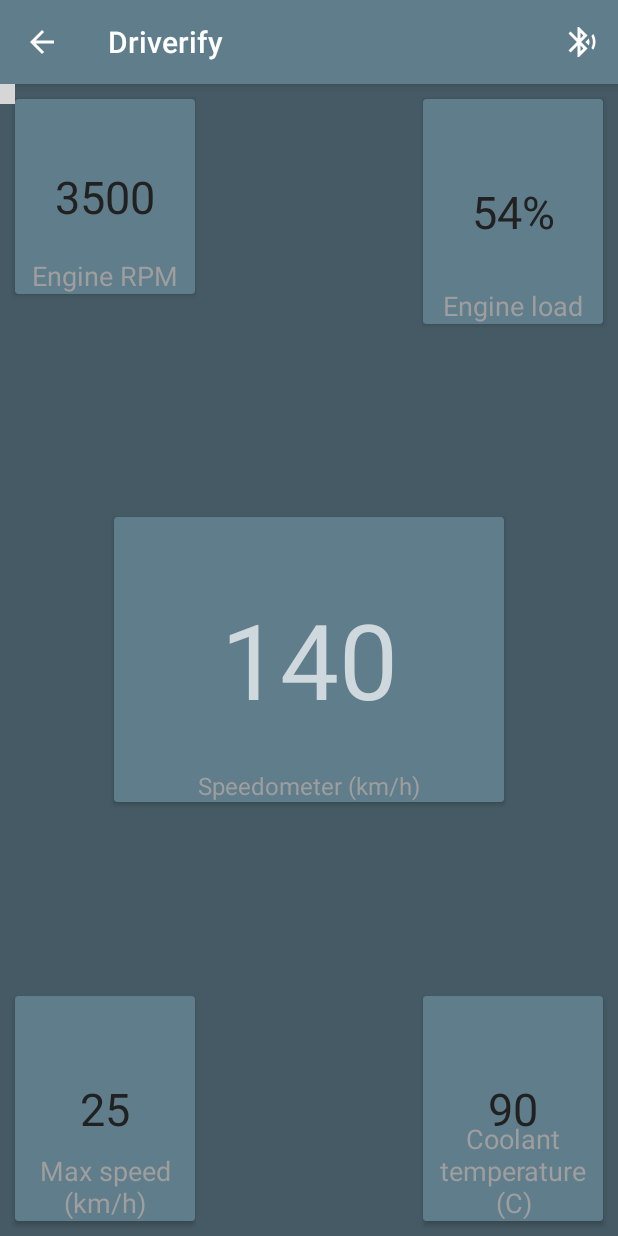
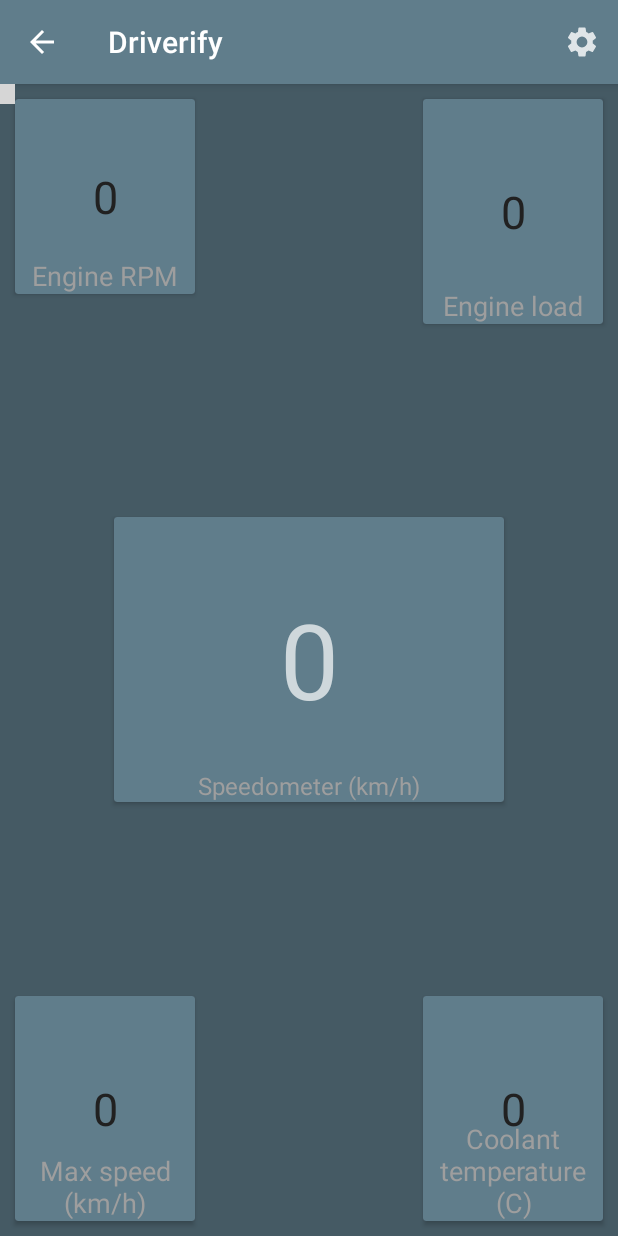
Before and after one commit to teodor-hristov/Driverify, an Android app: the Drive screen opened directly, with no data from a screen before it, on a phone screen of 412 x 824 dp. Run offline under Robolectric (Android 15) with nearby library versions, the phone set to English and light mode, and no system bars; libraries missing offline, so code that uses them is left out: com.sohrab.obd; 17 statements that could not run were skipped; grey boxes are pictures that could not be loaded.

Commit message:
Add settings, trouble codes activity

```diff
--- a/app/src/main/AndroidManifest.xml
+++ b/app/src/main/AndroidManifest.xml
@@ -45,13 +45,14 @@
                 <category android:name="android.intent.category.LAUNCHER" />
             </intent-filter>
         </activity>
+        <activity android:name=".settings.Settings"
+            android:parentActivityName=".Drive"/>
         <activity
             android:name=".FullscreenActivity"
             android:configChanges="orientation|keyboardHidden|screenSize"
             android:label="@string/title_activity_fullscreen"
             android:theme="@style/FullscreenTheme" />
 
-        <service android:name=".BluetoothConnection"/>
     </application>
 
 </manifest>
--- a/app/src/main/java/com/demotxt/droidsrce/homedashboard/Drive.java
+++ b/app/src/main/java/com/demotxt/droidsrce/homedashboard/Drive.java
@@ -37,6 +37,7 @@ import android.widget.Toast;
 import androidx.appcompat.app.AppCompatActivity;
 import androidx.core.app.ActivityCompat;
 
+import com.demotxt.droidsrce.homedashboard.settings.Settings;
 import com.demotxt.droidsrce.homedashboard.ui.camera.CameraSourcePreview;
 import com.demotxt.droidsrce.homedashboard.ui.camera.GraphicOverlay;
 import com.google.android.gms.common.ConnectionResult;
@@ -50,17 +51,18 @@ import com.google.android.material.snackbar.Snackbar;
 import com.sohrab.obd.reader.obdCommand.ObdCommand;
 import com.sohrab.obd.reader.obdCommand.ObdConfiguration;
 import com.sohrab.obd.reader.obdCommand.SpeedCommand;
-import com.sohrab.obd.reader.obdCommand.control.TroubleCodesCommand;
+import com.sohrab.obd.reader.obdCommand.engine.LoadCommand;
 import com.sohrab.obd.reader.obdCommand.engine.RPMCommand;
+import com.sohrab.obd.reader.obdCommand.engine.RuntimeCommand;
+import com.sohrab.obd.reader.obdCommand.fuel.FuelLevelCommand;
 import com.sohrab.obd.reader.service.ObdReaderService;
 import com.sohrab.obd.reader.trip.TripRecord;
 
 import java.io.IOException;
 import java.util.ArrayList;
 
+import static com.sohrab.obd.reader.constants.DefineObdReader.ACTION_OBD_CONNECTED;
 import static com.sohrab.obd.reader.constants.DefineObdReader.ACTION_READ_OBD_REAL_TIME_DATA;
-import static com.sohrab.obd.reader.constants.DefineObdReader.ACTION_OBD_CONNECTED;
-import static com.sohrab.obd.reader.constants.DefineObdReader.INTENT_EXTRA_DATA;
 
 public final class Drive extends AppCompatActivity {
     private static final String TAG = "Drive";
@@ -82,10 +84,6 @@ public final class Drive extends AppCompatActivity {
     private TextView mMaxSpeed;
     private TextView mCoolantText;
 
-
-    private BluetoothDialog deviceDialogue;
-    private BluetoothAdapter btAdapter;
-
     private int rc;
     private boolean status = false;
 
@@ -103,9 +101,6 @@ public final class Drive extends AppCompatActivity {
         mPreview = findViewById(R.id.preview);
         mGraphicOverlay = findViewById(R.id.faceOverlay);
 
-        btAdapter = BluetoothAdapter.getDefaultAdapter();
-        deviceDialogue = new BluetoothDialog();
-
         mRpmText = findViewById(R.id.rpmValue);
         mSpeedText = findViewById(R.id.speedometerValue);
         mEngineLoad = findViewById(R.id.engineLoadValue);
@@ -118,7 +113,12 @@ public final class Drive extends AppCompatActivity {
         ArrayList<ObdCommand> obdCommands = new ArrayList<>();
         obdCommands.add(new SpeedCommand());
         obdCommands.add(new RPMCommand());
-        obdCommands.add(new TroubleCodesCommand());
+        obdCommands.add(new LoadCommand());
+        obdCommands.add(new FuelLevelCommand());
+        obdCommands.add(new RuntimeCommand());
+        //obdCommands.add(new TroubleCodesCommand());
+
+        //Set configuration
         ObdConfiguration.setmObdCommands(this, obdCommands);
 
         //Register receiver with some action related to OBD connection status and read PID values
@@ -159,7 +159,7 @@ public final class Drive extends AppCompatActivity {
                 String connectionStatusMsg = intent.getStringExtra(ObdReaderService.INTENT_EXTRA_DATA);
                 //mObdInfoTextView.setText(connectionStatusMsg);
                 makeToast(connectionStatusMsg);
-                Toast.makeText(Drive.this, connectionStatusMsg, Toast.LENGTH_SHORT).show();
+                //Toast.makeText(Drive.this, connectionStatusMsg, Toast.LENGTH_SHORT).show();
 
                 if (connectionStatusMsg.equals(getString(R.string.obd_connected))) {
                     //OBD connected  do what want after OBD connection
@@ -176,11 +176,15 @@ public final class Drive extends AppCompatActivity {
                 //mObdInfoTextView.setText("Checkpoint 1");
                 TripRecord tripRecord = TripRecord.getTripRecode(Drive.this);
 
-                mRpmText.setText(tripRecord.getEngineRpm());
-                mSpeedText.setText(tripRecord.getSpeed());
-                mEngineLoad.setText(tripRecord.getmEngineLoad());
-                mMaxSpeed.setText(tripRecord.getSpeedMax());
-                mCoolantText.setText(tripRecord.getmEngineCoolantTemp());
+                //mRpmText.setText(tripRecord.getEngineRpm());
+                Log.i(TAG, tripRecord.getEngineRpm());
+                Log.i(TAG, tripRecord.getmEngineLoad());
+                Log.i(TAG, tripRecord.getEngineRuntime());
+                Log.i(TAG, tripRecord.getSpeed().toString());
+                //mSpeedText.setText(tripRecord.getSpeed());
+                //mEngineLoad.setText(tripRecord.getmEngineLoad() + "%");
+                //mMaxSpeed.setText(tripRecord.getSpeedMax());
+                //mCoolantText.setText(tripRecord.getmEngineCoolantTemp());
 
                 //mObdInfoTextView.setText("Trip record info: "+tripRecord.toString());
                 // here you can fetch real time data from TripRecord using getter methods like
@@ -258,12 +262,7 @@ public final class Drive extends AppCompatActivity {
     @Override
     public void onActivityResult (int requestCode, int resultCode, Intent data) {
         if (requestCode == REQUEST_ENABLE_BT) {
-            if (btAdapter != null && btAdapter.isEnabled()) {
-                showDialogueBluetooth(deviceDialogue);
-            } else {
-                Toast toast = Toast.makeText(getApplicationContext(),R.string.bluetoothPerm, Toast.LENGTH_LONG);
-                toast.show();
-            }
+
         }
     }
 
@@ -276,6 +275,26 @@ public final class Drive extends AppCompatActivity {
     @Override
     public boolean onOptionsItemSelected(MenuItem item) {
         if(item.getItemId() == R.id.bluetoothSearch){
+            AlertDialog.Builder builder = new AlertDialog.Builder(this);
+            builder.setTitle(R.string.settings_dialog)
+                    .setItems(R.array.menuDriverItems, new DialogInterface.OnClickListener() {
+                                public void onClick(DialogInterface dialog, int which) {
+                                    // The 'which' argument contains the index position
+                                    // of the selected item
+                                    switch (which){
+                                        case 0:
+                                            startActivity(new Intent(Drive.getAppContext(), Settings.class));
+                                            break;
+                                        case 1:
+                                            startActivity(new Intent(Drive.getAppContext(), Settings.class));
+                                            break;
+                                        case 2:
+                                            startActivity(new Intent(Drive.getAppContext(), Settings.class));
+                                            break;
+                                    }
+                                }
+                            });
+            builder.show();
 //            bluetoothPermission(btAdapter);
 //            showDialogueBluetooth(deviceDialogue);
 
@@ -473,13 +492,8 @@ public final class Drive extends AppCompatActivity {
         }
     } // asking for permission and waiting in onrequestpermission()
 
-    private void showDialogueBluetooth(BluetoothDialog deviceDialogue){
-        deviceDialogue = new BluetoothDialog();// show dialogue
-        deviceDialogue.show(getSupportFragmentManager(), DIALOGUE_TAG);
-    } // Bluetooth devices dialogue
-
     public void makeToast(String  msg){
-        Toast.makeText(this.getApplicationContext(), msg, Toast.LENGTH_SHORT).show();
+        Toast.makeText(Drive.this, msg, Toast.LENGTH_SHORT).show();
     }
 
 
--- /dev/null
+++ b/app/src/main/res/drawable-anydpi/ic_settings.xml
@@ -0,0 +1,11 @@
+<vector xmlns:android="http://schemas.android.com/apk/res/android"
+    android:width="24dp"
+    android:height="24dp"
+    android:viewportWidth="24"
+    android:viewportHeight="24"
+    android:tint="#FFFFFF"
+    android:alpha="0.8">
+    <path
+        android:fillColor="#FF000000"
+        android:pathData="M19.1,12.9a2.8,2.8 0,0 0,0.1 -0.9,2.8 2.8,0 0,0 -0.1,-0.9l2.1,-1.6a0.7,0.7 0,0 0,0.1 -0.6L19.4,5.5a0.7,0.7 0,0 0,-0.6 -0.2l-2.4,1a6.5,6.5 0,0 0,-1.6 -0.9l-0.4,-2.6a0.5,0.5 0,0 0,-0.5 -0.4H10.1a0.5,0.5 0,0 0,-0.5 0.4L9.3,5.4a5.6,5.6 0,0 0,-1.7 0.9l-2.4,-1a0.4,0.4 0,0 0,-0.5 0.2l-2,3.4c-0.1,0.2 0,0.4 0.2,0.6l2,1.6a2.8,2.8 0,0 0,-0.1 0.9,2.8 2.8,0 0,0 0.1,0.9L2.8,14.5a0.7,0.7 0,0 0,-0.1 0.6l1.9,3.4a0.7,0.7 0,0 0,0.6 0.2l2.4,-1a6.5,6.5 0,0 0,1.6 0.9l0.4,2.6a0.5,0.5 0,0 0,0.5 0.4h3.8a0.5,0.5 0,0 0,0.5 -0.4l0.3,-2.6a5.6,5.6 0,0 0,1.7 -0.9l2.4,1a0.4,0.4 0,0 0,0.5 -0.2l2,-3.4c0.1,-0.2 0,-0.4 -0.2,-0.6ZM12,15.6A3.6,3.6 0,1 1,15.6 12,3.6 3.6,0 0,1 12,15.6Z"/>
+</vector>
--- a/app/src/main/res/layout/activity_drive.xml
+++ b/app/src/main/res/layout/activity_drive.xml
@@ -56,16 +56,16 @@
                 android:textColor="@color/accent"
                 android:textSize="18sp">
             </TextView>
+
             <TextView
                 android:id="@+id/rpmValue"
                 android:layout_width="match_parent"
                 android:layout_height="match_parent"
+                android:fontFamily="sans-serif"
                 android:gravity="center"
-                android:text="3500"
+                android:text="0"
                 android:textColor="@color/primary_text"
-                android:fontFamily="sans-serif"
-                android:textSize="30sp">
-            </TextView>
+                android:textSize="30sp"></TextView>
 
         </androidx.cardview.widget.CardView>
 
@@ -93,16 +93,16 @@
                 android:textColor="@color/accent"
                 android:textSize="18sp">
             </TextView>
+
             <TextView
                 android:id="@+id/engineLoadValue"
                 android:layout_width="match_parent"
                 android:layout_height="match_parent"
+                android:fontFamily="sans-serif"
                 android:gravity="center"
-                android:text="54%"
+                android:text="0"
                 android:textColor="@color/primary_text"
-                android:fontFamily="sans-serif"
-                android:textSize="30sp">
-            </TextView>
+                android:textSize="30sp"></TextView>
         </androidx.cardview.widget.CardView>
 
     </LinearLayout>
@@ -130,16 +130,16 @@
                     android:textColor="@color/accent"
                     android:textSize="16sp">
                 </TextView>
+
             <TextView
                 android:id="@+id/speedometerValue"
                 android:layout_width="match_parent"
                 android:layout_height="match_parent"
+                android:fontFamily="sans-serif"
                 android:gravity="center"
-                    android:text="140"
+                android:text="0"
                 android:textColor="@color/primary_light"
-                    android:fontFamily="sans-serif"
-                    android:textSize="70sp">
-                </TextView>
+                android:textSize="70sp"></TextView>
         </androidx.cardview.widget.CardView>
 
     </LinearLayout>
@@ -166,16 +166,16 @@
                 android:text="@string/maxSpeedText"
                 android:textColor="@color/accent"
                 android:textSize="18sp"></TextView>
+
             <TextView
                 android:id="@+id/maxSpeed"
                 android:layout_width="match_parent"
                 android:layout_height="match_parent"
+                android:fontFamily="sans-serif"
                 android:gravity="center"
-                android:text="25"
+                android:text="0"
                 android:textColor="@color/primary_text"
-                android:fontFamily="sans-serif"
-                android:textSize="30sp">
-            </TextView>
+                android:textSize="30sp"></TextView>
 
         </androidx.cardview.widget.CardView>
 
@@ -204,16 +204,16 @@
                     android:textSize="18sp">
 
                 </TextView>
+
             <TextView
                 android:id="@+id/coolantValue"
                 android:layout_width="match_parent"
                 android:layout_height="match_parent"
+                android:fontFamily="sans-serif"
                 android:gravity="center"
-                    android:text="90"
+                android:text="0"
                 android:textColor="@color/primary_text"
-                    android:fontFamily="sans-serif"
-                    android:textSize="30sp">
-                </TextView>
+                android:textSize="30sp"></TextView>
         </androidx.cardview.widget.CardView>
 
     </LinearLayout>
--- /dev/null
+++ b/app/src/main/res/layout/activity_settings.xml
@@ -0,0 +1,6 @@
+<?xml version="1.0" encoding="utf-8"?>
+<LinearLayout xmlns:android="http://schemas.android.com/apk/res/android"
+    android:orientation="vertical" android:layout_width="match_parent"
+    android:layout_height="match_parent">
+
+</LinearLayout>
--- a/app/src/main/res/menu/main.xml
+++ b/app/src/main/res/menu/main.xml
@@ -3,7 +3,7 @@
     xmlns:app="http://schemas.android.com/apk/res-auto">
     <item
         android:id="@+id/bluetoothSearch"
-        android:icon="@drawable/ic_bluetooth_searching_white_24dp"
-        android:title="Search device"
+        android:icon="@drawable/ic_settings"
+        android:title="@string/settings_dialog"
         app:showAsAction="ifRoom"></item>
 </menu>
--- /dev/null
+++ b/app/src/main/res/values/arrays.xml
@@ -0,0 +1,7 @@
+<?xml version="1.0" encoding="utf-8"?>
+<resources>
+
+    <array name="menuDriverItems">
+        <item>Settings</item>
+    </array>
+</resources>
--- a/app/src/main/res/values/strings.xml
+++ b/app/src/main/res/values/strings.xml
@@ -23,6 +23,9 @@
     <string name="homeFaultCodes">Fault codes</string>
     <string name="homeFaultCodesInfo">Information about fault codes in the vehicle.</string>
 
+<!--    DRIVE_SETTINGS-->
+    <string name="settings_dialog">Settings</string>
+
 <!--    DRIVE-->
     <string name="rpmText">Engine RPM</string>
     <string name="coolantText">Coolant temperature (C)</string>
```
Also changed, not shown: app/src/main/java/com/demotxt/droidsrce/homedashboard/BluetoothConnection.java (deleted, +0 -90 lines), app/src/main/java/com/demotxt/droidsrce/homedashboard/BluetoothConnectionService.java (deleted, +0 -306 lines), app/src/main/java/com/demotxt/droidsrce/homedashboard/BluetoothDialog.java (deleted, +0 -147 lines), app/src/main/java/com/demotxt/droidsrce/homedashboard/TroubleCodes.java (added, +14 -0 lines), app/src/main/java/com/demotxt/droidsrce/homedashboard/settings/Settings.java (added, +17 -0 lines), app/src/main/res/drawable-hdpi/ic_settings.png (added), app/src/main/res/drawable-mdpi/ic_settings.png (added), app/src/main/res/drawable-xhdpi/ic_settings.png (added), app/src/main/res/drawable-xxhdpi/ic_settings.png (added), app/src/main/res/drawable/logo_final.png. Lines whose indentation alone changed are shown as unchanged.
